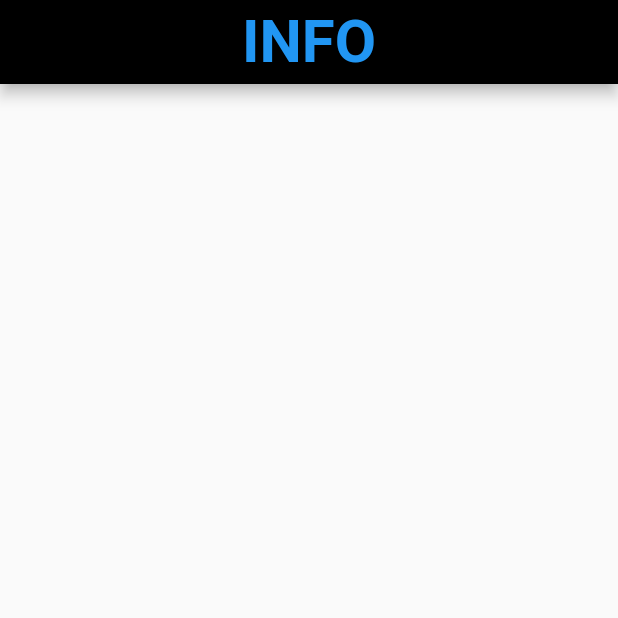
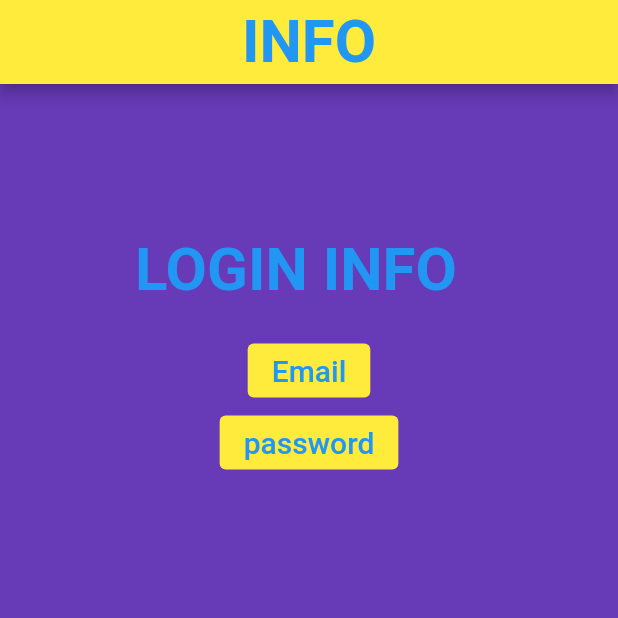
Before and after one commit to techner-sachin/info_app, a Flutter app: the screen it shows after launch, on a phone screen of 412 x 824 dp, the top half of it. Run offline on Flutter 3.47's test engine with Material 2 defaults, Android fonts, the phone set to English and light mode, and no system bars.

Commit message:
Section 1 -  Giving AppBar to the app and some design.

```diff
--- a/lib/main.dart
+++ b/lib/main.dart
@@ -1,7 +1,9 @@
 import 'package:flutter/material.dart';
+import './new.dart';
 
 void main(){
   runApp(const INFO());
+
 
 }
 class INFO extends StatelessWidget {
@@ -10,15 +12,51 @@ class INFO extends StatelessWidget {
   @override
   Widget build(BuildContext context) {
     return MaterialApp(
+
       home: Scaffold(
+        backgroundColor: Colors.deepPurple,
         appBar: AppBar(title: const Text("INFO",
         style: TextStyle(color: Colors.blue, fontSize: 40,fontWeight: FontWeight.bold),
         ),
-            backgroundColor: Colors.black,
+            backgroundColor: Colors.yellow,
             centerTitle: true
        ),
+
+        body: Column(
+         children:  [
+            Login("LOGIN INFO",
+
+
+          ),
+
+
+
+           ElevatedButton(
+           style: ButtonStyle(
+             backgroundColor: MaterialStateProperty.all(Colors.yellow),),
+
+                   child:  const Text("Email",
+             style: TextStyle(fontSize: 20, color: Colors.blue,
+           ),
+              ),
+                  onPressed: null ,
+              ),
+           ElevatedButton(
+              style: ButtonStyle(
+                 backgroundColor: MaterialStateProperty.all(Colors.yellow),),
+
+
+                   child:  const Text("password",
+                style: TextStyle(fontSize: 20, color: Colors.blue,
+              ),
+                   ),
+             onPressed: null ,
+
+           ),
+
+        ],
       ),
-
+      )
     );
   }
 }
--- /dev/null
+++ b/lib/new.dart
@@ -0,0 +1,22 @@
+import 'package:flutter/material.dart';
+
+
+class Login extends StatelessWidget {
+  //const Login({Key? key}) : super(key: key);
+  final String add;
+  Login(this.add);
+
+  @override
+  Widget build(BuildContext context) {
+    return Container(
+      width: double.infinity,
+      margin: const EdgeInsets.only(left: 90,right: 30,top: 100,bottom: 20),
+    child:Text(add,
+
+      style:const TextStyle(fontSize: 40,
+    fontWeight: FontWeight.bold, color: Colors.blue,
+    ),
+    ),
+    );
+  }
+}
```
